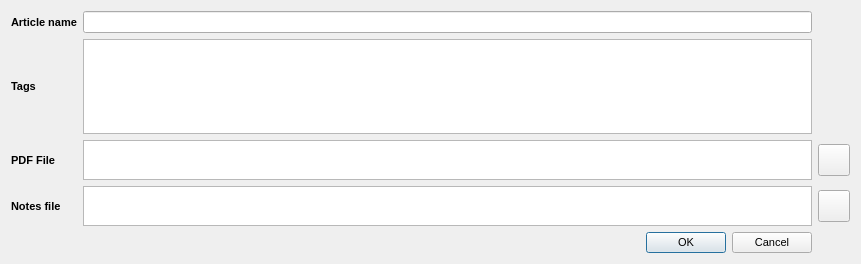
First picture: the form in source/uis/diag_maj_article.ui, repository JoelDichamp/Meta_article_project, before the edit.
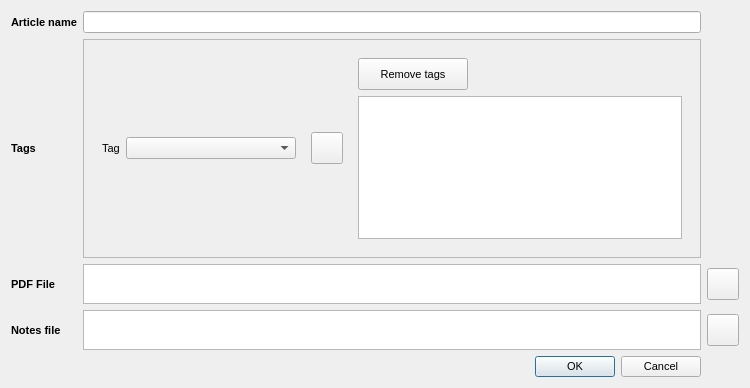
Second picture: the form after the edit. Icons and pictures are not drawn. Custom widgets are drawn as their Qt base class.

Diff of the .ui file:
```diff
--- a/source/uis/diag_maj_article.ui
+++ b/source/uis/diag_maj_article.ui
@@ -6,8 +6,8 @@
    <rect>
     <x>0</x>
     <y>0</y>
-    <width>861</width>
-    <height>264</height>
+    <width>750</width>
+    <height>388</height>
    </rect>
   </property>
   <property name="font">
@@ -59,7 +59,115 @@
     </widget>
    </item>
    <item row="1" column="1">
-    <widget class="QTextEdit" name="te_tags"/>
+    <widget class="QFrame" name="frame_tag">
+     <property name="frameShape">
+      <enum>QFrame::StyledPanel</enum>
+     </property>
+     <property name="frameShadow">
+      <enum>QFrame::Raised</enum>
+     </property>
+     <layout class="QHBoxLayout" name="horizontalLayout">
+      <item>
+       <widget class="QWidget" name="w_tag" native="true">
+        <property name="minimumSize">
+         <size>
+          <width>0</width>
+          <height>0</height>
+         </size>
+        </property>
+        <property name="maximumSize">
+         <size>
+          <width>16777215</width>
+          <height>16777215</height>
+         </size>
+        </property>
+        <layout class="QHBoxLayout" name="horizontalLayout_2">
+         <item>
+          <widget class="QLabel" name="label_tag">
+           <property name="text">
+            <string>Tag</string>
+           </property>
+          </widget>
+         </item>
+         <item>
+          <widget class="QComboBox" name="cb_tag">
+           <property name="minimumSize">
+            <size>
+             <width>170</width>
+             <height>0</height>
+            </size>
+           </property>
+           <property name="toolTip">
+            <string>List of all tags</string>
+           </property>
+           <property name="maxVisibleItems">
+            <number>20</number>
+           </property>
+          </widget>
+         </item>
+        </layout>
+       </widget>
+      </item>
+      <item>
+       <widget class="QPushButton" name="btn_add_tag">
+        <property name="minimumSize">
+         <size>
+          <width>32</width>
+          <height>32</height>
+         </size>
+        </property>
+        <property name="maximumSize">
+         <size>
+          <width>32</width>
+          <height>32</height>
+         </size>
+        </property>
+        <property name="toolTip">
+         <string>&lt;html&gt;&lt;head/&gt;&lt;body&gt;&lt;p&gt;&lt;span style=&quot; font-size:8pt;&quot;&gt;Add the selected tag to the list&lt;/span&gt;&lt;/p&gt;&lt;/body&gt;&lt;/html&gt;</string>
+        </property>
+        <property name="text">
+         <string/>
+        </property>
+        <property name="icon">
+         <iconset resource="icons/ressource.qrc">
+          <normaloff>:/_rc/right_arrow.png</normaloff>:/_rc/right_arrow.png</iconset>
+        </property>
+       </widget>
+      </item>
+      <item>
+       <widget class="QWidget" name="w_list_tags" native="true">
+        <layout class="QVBoxLayout" name="verticalLayout">
+         <item>
+          <widget class="QPushButton" name="btn_remove_tag">
+           <property name="minimumSize">
+            <size>
+             <width>110</width>
+             <height>32</height>
+            </size>
+           </property>
+           <property name="maximumSize">
+            <size>
+             <width>110</width>
+             <height>32</height>
+            </size>
+           </property>
+           <property name="text">
+            <string>Remove tags</string>
+           </property>
+           <property name="icon">
+            <iconset resource="icons/ressource.qrc">
+             <normaloff>:/_rc/remove_minus.png</normaloff>:/_rc/remove_minus.png</iconset>
+           </property>
+          </widget>
+         </item>
+         <item>
+          <widget class="QListWidget" name="list_tags"/>
+         </item>
+        </layout>
+       </widget>
+      </item>
+     </layout>
+    </widget>
    </item>
    <item row="2" column="0">
     <widget class="QLabel" name="lab_pdfFile">
```
